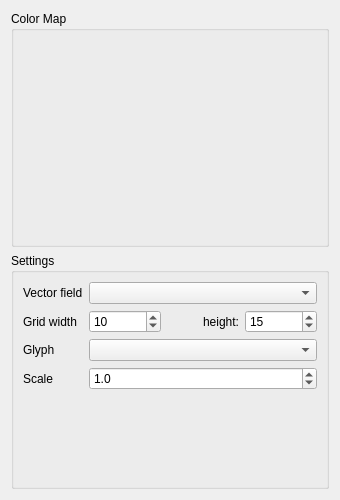
First picture: the form in smoke/view/glyphstab.ui, repository bvanloon/Scientific-Visualization, before the edit.
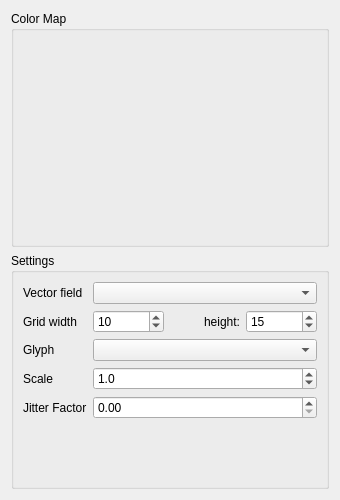
Second picture: the form after the edit. Custom widgets are drawn as their Qt base class.

Commit message: Store jitterfactor in the settings object.

The edit to the form file:
```diff
--- a/smoke/view/glyphstab.ui
+++ b/smoke/view/glyphstab.ui
@@ -136,6 +136,16 @@
           </property>
          </widget>
         </item>
+        <item row="4" column="0">
+         <widget class="QLabel" name="jitterFactorlabel">
+          <property name="text">
+           <string>Jitter Factor</string>
+          </property>
+         </widget>
+        </item>
+        <item row="4" column="1">
+         <widget class="QDoubleSpinBox" name="jitterFactorSpinBox"/>
+        </item>
        </layout>
       </item>
      </layout>
```
The commit also changes 2 other files.
